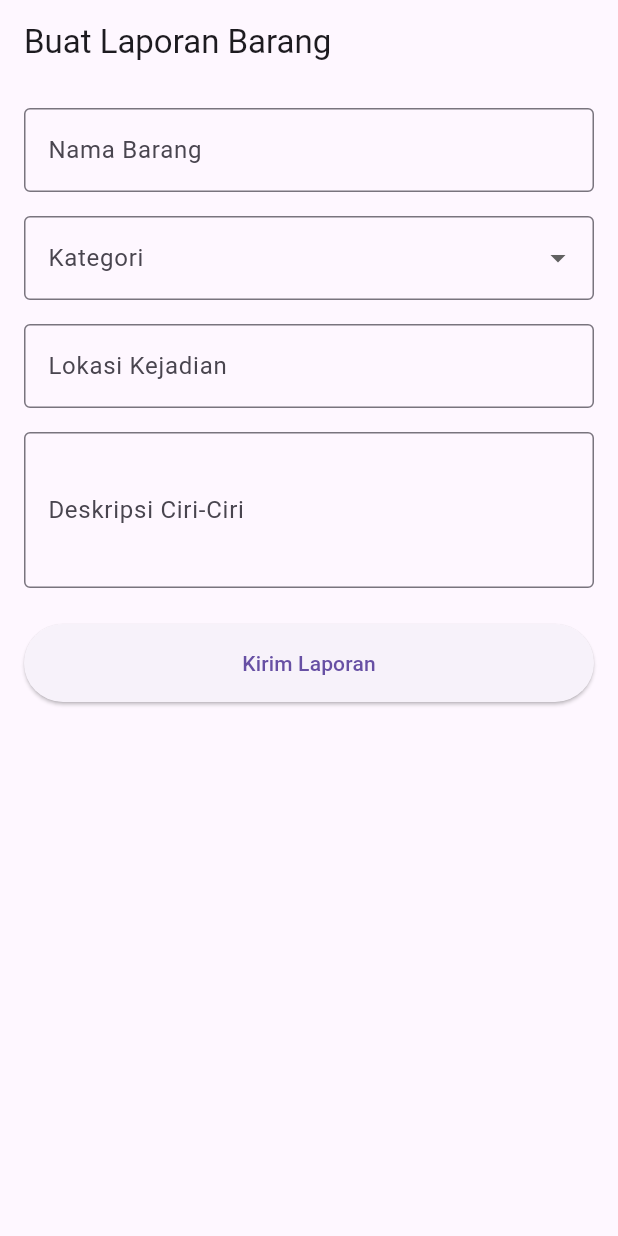
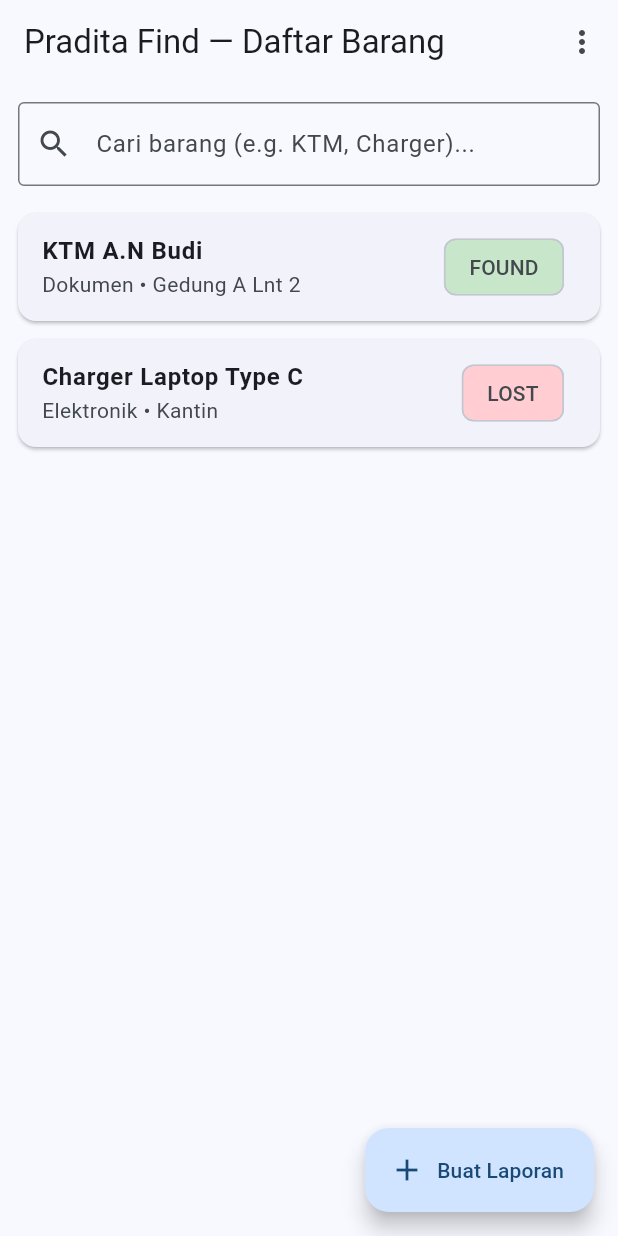
Before and after one commit to Dherlyaa/PraFind, a Flutter app: the screen it shows after launch, on a phone screen of 412 x 824 dp. Run offline on Flutter 3.47's test engine with Material 3 defaults, Android fonts, the phone set to English and light mode, and no system bars; our stand-ins replace flutter_riverpod.

Commit message:
P4 Updated

```diff
--- a/lib/features/reports/data/report_repository.dart
+++ b/lib/features/reports/data/report_repository.dart
@@ -1,25 +1,53 @@
 import '../domain/report_model.dart';
 
 class ReportRepository {
-  // Simulasi fetch kategori dari API/Backend
-  Future<List<String>> fetchCategories({bool causeError = false, bool forceEmpty = false}) async {
+  // Simulasi database lokal/remote
+  final List<ReportModel> _dummyData = [
+    ReportModel(
+      id: '1',
+      title: 'KTM A.N Budi',
+      category: 'Dokumen',
+      location: 'Gedung A Lnt 2',
+      description: 'KTM tertinggal di lab komputer',
+      type: 'FOUND',
+    ),
+    ReportModel(
+      id: '2',
+      title: 'Charger Laptop Type C',
+      category: 'Elektronik',
+      location: 'Kantin',
+      description: 'Charger warna hitam merek Anker',
+      type: 'LOST',
+    ),
+  ];
+
+  // Fitur 1 Data Provider: Fetch list barang
+  Future<List<ReportModel>> fetchReports({
+    String query = '',
+    bool forceError = false,
+    bool forceEmpty = false,
+  }) async {
     await Future.delayed(const Duration(milliseconds: 800));
 
-    if (causeError) {
-
-      throw Exception('Gagal terhubung ke server kampus');
+    if (forceError) {
+      throw Exception('Gagal memuat data dari server kampus.');
     }
 
     if (forceEmpty) {
       return [];
     }
 
-    return ['Elektronik', 'Dokumen / KTM', 'Pakaian & Jaket', 'Kunci', 'Lainnya'];
+    if (query.isEmpty) return _dummyData;
+
+    return _dummyData
+        .where((item) => item.title.toLowerCase().contains(query.toLowerCase()))
+        .toList();
   }
 
-  // Simulasi kirim data laporan ke Backend
+  // Fitur 2 Data Provider: Submit Form
   Future<bool> submitReport(ReportModel report) async {
-    await Future.delayed(const Duration(seconds: 2));
+    await Future.delayed(const Duration(seconds: 2)); // Simulasi network delay
+    _dummyData.add(report);
     return true;
   }
 }
--- a/lib/features/reports/domain/report_model.dart
+++ b/lib/features/reports/domain/report_model.dart
@@ -1,13 +1,17 @@
 class ReportModel {
+  final String id;
   final String title;
   final String category;
   final String location;
   final String description;
+  final String type; // 'LOST' atau 'FOUND'
 
   ReportModel({
+    required this.id,
     required this.title,
     required this.category,
     required this.location,
     required this.description,
+    required this.type,
   });
 }
--- a/lib/features/reports/presentation/pages/create_report_page.dart
+++ b/lib/features/reports/presentation/pages/create_report_page.dart
@@ -1,6 +1,6 @@
 import 'package:flutter/material.dart';
 import 'package:flutter_riverpod/flutter_riverpod.dart';
-import '../providers/report_form_provider.dart';
+import '../providers/create_report_provider.dart';
 import '../../domain/report_model.dart';
 
 class CreateReportPage extends ConsumerStatefulWidget {
@@ -15,7 +15,8 @@ class _CreateReportPageState extends ConsumerState<CreateReportPage> {
   final _titleController = TextEditingController();
   final _locationController = TextEditingController();
   final _descriptionController = TextEditingController();
-  String? _selectedCategory;
+  String _selectedType = 'LOST';
+  String _selectedCategory = 'Elektronik';
 
   @override
   void dispose() {
@@ -25,176 +26,101 @@ class _CreateReportPageState extends ConsumerState<CreateReportPage> {
     super.dispose();
   }
 
-  void _submit() async {
+  void _submitForm() async {
+    // KONDISI 5: Trigger Validasi Input pada Form
     if (_formKey.currentState!.validate()) {
       final report = ReportModel(
-        title: _titleController.text,
-        category: _selectedCategory!,
-        location: _locationController.text,
-        description: _descriptionController.text,
+        id: DateTime.now().millisecondsSinceEpoch.toString(),
+        title: _titleController.text.trim(),
+        category: _selectedCategory,
+        location: _locationController.text.trim(),
+        description: _descriptionController.text.trim(),
+        type: _selectedType,
       );
 
-      final success = await ref.read(reportFormProvider.notifier).submitReport(report);
+      final success = await ref.read(createReportProvider.notifier).submitReport(report);
+
       if (success && mounted) {
         ScaffoldMessenger.of(context).showSnackBar(
-          const SnackBar(content: Text('Laporan Berhasil Dibuat!')),
+          const SnackBar(content: Text('Laporan Berhasil Dikirim!')),
         );
+        Navigator.pop(context);
       }
     }
   }
 
   @override
   Widget build(BuildContext context) {
-    final formState = ref.watch(reportFormProvider);
+    final formState = ref.watch(createReportProvider);
+
+    // KONDISI 6: Cek status submitting untuk mencegah double tap
+    final isSubmitting = formState.status == FormSubmitStatus.submitting;
 
     return Scaffold(
-      appBar: AppBar(title: const Text('Buat Laporan Barang')),
-      body: _buildBody(context, formState),
-    );
-  }
-
-  Widget _buildBody(BuildContext context, ReportFormState formState) {
-    // KONDISI 1: Initial Loading
-    if (formState.status == FormStatus.initialLoading) {
-      return const Center(
-        child: Column(
-          mainAxisAlignment: MainAxisAlignment.center,
-          children: [
-            CircularProgressIndicator(),
-            SizedBox(height: 12),
-            Text('Memuat kategori data...'),
-          ],
-        ),
-      );
-    }
-
-    // KONDISI 3: Empty State
-    if (formState.status == FormStatus.empty) {
-      return Center(
-        child: Column(
-          mainAxisAlignment: MainAxisAlignment.center,
-          children: [
-            const Icon(Icons.inbox, size: 64, color: Colors.grey),
-            const SizedBox(height: 12),
-            const Text('Kategori barang tidak tersedia.'),
-            const SizedBox(height: 12),
-            ElevatedButton(
-              onPressed: () => ref.read(reportFormProvider.notifier).loadCategories(),
-              child: const Text('Muat Ulang'),
-            ),
-          ],
-        ),
-      );
-    }
-
-    // KONDISI 4: Error State dengan Tombol Retry
-    if (formState.status == FormStatus.error) {
-      return Center(
-        child: Padding(
-          padding: const EdgeInsets.all(16.0),
-          child: Column(
-            mainAxisAlignment: MainAxisAlignment.center,
-            children: [
-              const Icon(Icons.error_outline, size: 64, color: Colors.red),
-              const SizedBox(height: 12),
-              Text(
-                formState.errorMessage ?? 'Terjadi kesalahan sistem.',
-                textAlign: TextAlign.center,
-              ),
-              const SizedBox(height: 16),
-              ElevatedButton.icon(
-                key: const Key('retry_button'),
-                onPressed: () => ref.read(reportFormProvider.notifier).loadCategories(),
-                icon: const Icon(Icons.refresh),
-                label: const Text('Coba Lagi'),
-              ),
-            ],
-          ),
-        ),
-      );
-    }
-
-    // KONDISI 2, 5, & 6: Data Berhasil Dimuat, Form Validasi, & Submit Loading
-    final isSubmitting = formState.status == FormStatus.submitting;
-
-    return SingleChildScrollView(
+      appBar: AppBar(title: const Text('Buat Laporan Baru')),
+      body: SingleChildScrollView(
         padding: const EdgeInsets.all(16.0),
         child: Form(
           key: _formKey,
           child: Column(
             crossAxisAlignment: CrossAxisAlignment.stretch,
             children: [
-            // Field Nama Barang
               TextFormField(
-              key: const Key('title_field'),
+                key: const Key('title_input'),
                 controller: _titleController,
                 enabled: !isSubmitting,
                 decoration: const InputDecoration(
                   labelText: 'Nama Barang',
                   border: OutlineInputBorder(),
                 ),
-              // KONDISI 5: Validasi Input
-              validator: (value) {
-                if (value == null || value.trim().isEmpty) {
-                  return 'Nama barang wajib diisi';
+                // KONDISI 5: Aturan Validasi
+                validator: (val) {
+                  if (val == null || val.trim().isEmpty) {
+                    return 'Nama barang tidak boleh kosong';
                   }
                   return null;
                 },
               ),
               const SizedBox(height: 16),
-
-            // Dropdown Kategori
               DropdownButtonFormField<String>(
-              key: const Key('category_dropdown'),
                 value: _selectedCategory,
                 decoration: const InputDecoration(
                   labelText: 'Kategori',
                   border: OutlineInputBorder(),
                 ),
-              items: formState.categories.map((cat) {
-                return DropdownMenuItem(value: cat, child: Text(cat));
-              }).toList(),
-              onChanged: isSubmitting ? null : (val) => setState(() => _selectedCategory = val),
-              // KONDISI 5: Validasi Dropdown
-              validator: (value) {
-                if (value == null) {
-                  return 'Pilih salah satu kategori';
-                }
-                return null;
-              },
+                items: ['Elektronik', 'Dokumen', 'Kunci', 'Pakaian']
+                    .map((cat) => DropdownMenuItem(value: cat, child: Text(cat)))
+                    .toList(),
+                onChanged: isSubmitting ? null : (val) => setState(() => _selectedCategory = val!),
               ),
               const SizedBox(height: 16),
-
-            // Field Lokasi
               TextFormField(
-              key: const Key('location_field'),
+                key: const Key('location_input'),
                 controller: _locationController,
                 enabled: !isSubmitting,
                 decoration: const InputDecoration(
                   labelText: 'Lokasi Kejadian',
                   border: OutlineInputBorder(),
                 ),
-              validator: (value) {
-                if (value == null || value.trim().isEmpty) {
-                  return 'Lokasi wajib diisi';
+                validator: (val) {
+                  if (val == null || val.trim().isEmpty) {
+                    return 'Lokasi kejadian wajib diisi';
                   }
                   return null;
                 },
               ),
               const SizedBox(height: 16),
-
-            // Field Deskripsi
               TextFormField(
-              key: const Key('description_field'),
+                key: const Key('description_input'),
                 controller: _descriptionController,
                 enabled: !isSubmitting,
                 maxLines: 3,
                 decoration: const InputDecoration(
-                labelText: 'Deskripsi Ciri-Ciri',
+                  labelText: 'Deskripsi',
                   border: OutlineInputBorder(),
                 ),
-              validator: (value) {
-                if (value == null || value.trim().isEmpty) {
+                validator: (val) {
+                  if (val == null || val.trim().isEmpty) {
                     return 'Deskripsi wajib diisi';
                   }
                   return null;
@@ -202,11 +128,10 @@ class _CreateReportPageState extends ConsumerState<CreateReportPage> {
               ),
               const SizedBox(height: 24),
 
-            // KONDISI 6: Loading Saat Submit (Prevent Double Tap)
+              // KONDISI 6: UI Loading saat submit (onPressed = null jika submitting)
               ElevatedButton(
                 key: const Key('submit_button'),
-              // onPressed dikosongkan (null) saat isSubmitting agar tidak bisa di-tap ganda
-              onPressed: isSubmitting ? null : _submit,
+                onPressed: isSubmitting ? null : _submitForm,
                 style: ElevatedButton.styleFrom(padding: const EdgeInsets.all(16)),
                 child: isSubmitting
                     ? const SizedBox(
@@ -219,6 +144,7 @@ class _CreateReportPageState extends ConsumerState<CreateReportPage> {
             ],
           ),
         ),
+      ),
     );
   }
 }
--- /dev/null
+++ b/lib/features/reports/presentation/pages/report_list_page.dart
@@ -0,0 +1,137 @@
+import 'package:flutter/material.dart';
+import 'package:flutter_riverpod/flutter_riverpod.dart';
+import '../providers/report_list_provider.dart';
+import 'create_report_page.dart';
+
+class ReportListPage extends ConsumerWidget {
+  const ReportListPage({super.key});
+
+  @override
+  Widget build(BuildContext context, WidgetRef ref) {
+    final listState = ref.watch(reportListProvider);
+
+    return Scaffold(
+      appBar: AppBar(
+        title: const Text('Pradita Find — Daftar Barang'),
+        actions: [
+          // Simulated test toggles untuk dosen/tester
+          PopupMenuButton<String>(
+            onSelected: (value) {
+              final notifier = ref.read(reportListProvider.notifier);
+              if (value == 'empty') notifier.loadReports(forceEmpty: true);
+              if (value == 'error') notifier.loadReports(forceError: true);
+              if (value == 'normal') notifier.loadReports();
+            },
+            itemBuilder: (context) => [
+              const PopupMenuItem(value: 'normal', child: Text('Simulasi Success')),
+              const PopupMenuItem(value: 'empty', child: Text('Simulasi Empty State')),
+              const PopupMenuItem(value: 'error', child: Text('Simulasi Error State')),
+            ],
+          ),
+        ],
+      ),
+      body: Column(
+        children: [
+          Padding(
+            padding: const EdgeInsets.all(12.0),
+            child: TextField(
+              key: const Key('search_input'),
+              decoration: const InputDecoration(
+                hintText: 'Cari barang (e.g. KTM, Charger)...',
+                prefixIcon: Icon(Icons.search),
+                border: OutlineInputBorder(),
+              ),
+              onChanged: (val) {
+                ref.read(reportListProvider.notifier).loadReports(query: val);
+              },
+            ),
+          ),
+          Expanded(child: _buildContent(context, ref, listState)),
+        ],
+      ),
+      floatingActionButton: FloatingActionButton.extended(
+        key: const Key('add_report_fab'),
+        onPressed: () {
+          Navigator.push(
+            context,
+            MaterialPageRoute(builder: (_) => const CreateReportPage()),
+          );
+        },
+        label: const Text('Buat Laporan'),
+        icon: const Icon(Icons.add),
+      ),
+    );
+  }
+
+  Widget _buildContent(BuildContext context, WidgetRef ref, ReportListState state) {
+    // KONDISI 1: Initial Loading State
+    if (state.status == ListStatus.initialLoading) {
+      return const Center(
+        child: Column(
+          mainAxisAlignment: MainAxisAlignment.center,
+          children: [
+            CircularProgressIndicator(key: Key('loading_indicator')),
+            SizedBox(height: 8),
+            Text('Memuat data barang...'),
+          ],
+        ),
+      );
+    }
+
+    // KONDISI 3: Empty State
+    if (state.status == ListStatus.empty) {
+      return const Center(
+        child: Column(
+          mainAxisAlignment: MainAxisAlignment.center,
+          children: [
+            Icon(Icons.inbox, size: 64, color: Colors.grey),
+            SizedBox(height: 8),
+            Text('Tidak ada laporan barang ditemukan.'),
+          ],
+        ),
+      );
+    }
+
+    // KONDISI 4: Error State dengan Tombol Retry
+    if (state.status == ListStatus.error) {
+      return Center(
+        child: Column(
+          mainAxisAlignment: MainAxisAlignment.center,
+          children: [
+            const Icon(Icons.error_outline, size: 64, color: Colors.red),
+            const SizedBox(height: 8),
+            Text(state.errorMessage),
+            const SizedBox(height: 12),
+            ElevatedButton.icon(
+              key: const Key('retry_button'),
+              onPressed: () {
+                ref.read(reportListProvider.notifier).loadReports();
+              },
+              icon: const Icon(Icons.refresh),
+              label: const Text('Coba Lagi'),
+            ),
+          ],
+        ),
+      );
+    }
+
+    // KONDISI 2: Data Berhasil Dimuat (Success State)
+    return ListView.builder(
+      itemCount: state.reports.length,
+      itemBuilder: (context, index) {
+        final item = state.reports[index];
+        return Card(
+          margin: const EdgeInsets.symmetric(horizontal: 12, vertical: 6),
+          child: ListTile(
+            title: Text(item.title, style: const TextStyle(fontWeight: FontWeight.bold)),
+            subtitle: Text('${item.category} • ${item.location}'),
+            trailing: Chip(
+              label: Text(item.type),
+              backgroundColor: item.type == 'LOST' ? Colors.red.shade100 : Colors.green.shade100,
+            ),
+          ),
+        );
+      },
+    );
+  }
+}
--- a/lib/features/reports/presentation/providers/report_form_provider.dart
+++ /dev/null
@@ -1,80 +0,0 @@
-import 'package:flutter_riverpod/flutter_riverpod.dart';
-import '../../data/report_repository.dart';
-import '../../domain/report_model.dart';
-
-enum FormStatus { initialLoading, success, empty, error, submitting, submitSuccess }
-
-class ReportFormState {
-  final FormStatus status;
-  final List<String> categories;
-  final String? errorMessage;
-
-  ReportFormState({
-    required this.status,
-    this.categories = const [],
-    this.errorMessage,
-  });
-
-  ReportFormState copyWith({
-    FormStatus? status,
-    List<String>? categories,
-    String? errorMessage,
-  }) {
-    return ReportFormState(
-      status: status ?? this.status,
-      categories: categories ?? this.categories,
-      errorMessage: errorMessage ?? this.errorMessage,
-    );
-  }
-}
-
-class ReportFormNotifier extends StateNotifier<ReportFormState> {
-  final ReportRepository repository;
-
-  ReportFormNotifier(this.repository)
-      : super(ReportFormState(status: FormStatus.initialLoading)) {
-    loadCategories();
-  }
-
-  Future<void> loadCategories({bool causeError = false, bool forceEmpty = false}) async {
-    state = state.copyWith(status: FormStatus.initialLoading, errorMessage: null);
-    try {
-      final categories = await repository.fetchCategories(
-        causeError: causeError,
-        forceEmpty: forceEmpty,
-      );
-
-      if (categories.isEmpty) {
-        state = state.copyWith(status: FormStatus.empty, categories: []);
-      } else {
-        state = state.copyWith(status: FormStatus.success, categories: categories);
-      }
-    } catch (e) {
-      state = state.copyWith(
-        status: FormStatus.error,
-        errorMessage: e.toString().replaceAll('Exception: ', ''),
-      );
-    }
-  }
-
-  Future<bool> submitReport(ReportModel report) async {
-    state = state.copyWith(status: FormStatus.submitting);
-    try {
-      await repository.submitReport(report);
-      state = state.copyWith(status: FormStatus.submitSuccess);
-      return true;
-    } catch (e) {
-      state = state.copyWith(
-        status: FormStatus.success,
-        errorMessage: 'Gagal mengirim laporan',
-      );
-      return false;
-    }
-  }
-}
-
-final reportRepositoryProvider = Provider((ref) => ReportRepository());
-
-final reportFormProvider = StateNotifierProvider<ReportFormNotifier, ReportFormState>((ref) {
-  return ReportFormNotifier(ref.watch(reportRepositoryProvider));
-});
--- /dev/null
+++ b/lib/features/reports/presentation/providers/report_list_provider.dart
@@ -0,0 +1,71 @@
+import 'package:flutter_riverpod/flutter_riverpod.dart';
+import '../../data/report_repository.dart';
+import '../../domain/report_model.dart';
+
+enum ListStatus { initialLoading, success, empty, error }
+
+class ReportListState {
+  final ListStatus status;
+  final List<ReportModel> reports;
+  final String errorMessage;
+
+  ReportListState({
+    required this.status,
+    this.reports = const [],
+    this.errorMessage = '',
+  });
+
+  ReportListState copyWith({
+    ListStatus? status,
+    List<ReportModel>? reports,
+    String? errorMessage,
+  }) {
+    return ReportListState(
+      status: status ?? this.status,
+      reports: reports ?? this.reports,
+      errorMessage: errorMessage ?? this.errorMessage,
+    );
+  }
+}
+
+class ReportListNotifier extends StateNotifier<ReportListState> {
+  final ReportRepository repository;
+
+  ReportListNotifier(this.repository)
+      : super(ReportListState(status: ListStatus.initialLoading)) {
+    loadReports();
+  }
+
+  Future<void> loadReports({
+    String query = '',
+    bool forceError = false,
+    bool forceEmpty = false,
+  }) async {
+    state = state.copyWith(status: ListStatus.initialLoading);
+    try {
+      final result = await repository.fetchReports(
+        query: query,
+        forceError: forceError,
+        forceEmpty: forceEmpty,
+      );
+
+      if (result.isEmpty) {
+        state = state.copyWith(status: ListStatus.empty, reports: []);
+      } else {
+        state = state.copyWith(status: ListStatus.success, reports: result);
+      }
+    } catch (e) {
+      state = state.copyWith(
+        status: ListStatus.error,
+        errorMessage: e.toString().replaceAll('Exception: ', ''),
+      );
+    }
+  }
+}
+
+final reportRepositoryProvider = Provider((ref) => ReportRepository());
+
+final reportListProvider =
+    StateNotifierProvider<ReportListNotifier, ReportListState>((ref) {
+  return ReportListNotifier(ref.watch(reportRepositoryProvider));
+});
--- a/lib/main.dart
+++ b/lib/main.dart
@@ -1,27 +1,28 @@
 import 'package:flutter/material.dart';
 import 'package:flutter_riverpod/flutter_riverpod.dart';
-import 'features/reports/presentation/pages/create_report_page.dart';
+import 'features/reports/presentation/pages/report_list_page.dart';
 
 void main() {
   runApp(
     const ProviderScope(
-      child: MyApp(),
+      child: PraditaFindApp(),
     ),
   );
 }
 
-class MyApp extends StatelessWidget {
-  const MyApp({super.key});
+class PraditaFindApp extends StatelessWidget {
+  const PraditaFindApp({super.key});
 
   @override
   Widget build(BuildContext context) {
     return MaterialApp(
       title: 'Pradita Find',
+      debugShowCheckedModeBanner: false,
       theme: ThemeData(
-        primarySwatch: Colors.blue,
+        colorScheme: ColorScheme.fromSeed(seedColor: Colors.blue),
         useMaterial3: true,
       ),
-      home: const CreateReportPage(),
+      home: const ReportListPage(),
     );
   }
 }
--- a/pubspec.yaml
+++ b/pubspec.yaml
@@ -1,3 +1,9 @@
+name: pradita_find_mobile
+description: Aplikasi Barang Hilang Kampus Pradita
+
+environment:
+  sdk: '>=3.0.0 <4.0.0'
+
 dependencies:
   flutter:
     sdk: flutter
```
Also changed, not shown: lib/features/reports/presentation/providers/create_report_provider.dart (added, +58 -0 lines), 2 other files. Lines whose indentation alone changed are shown as unchanged.
